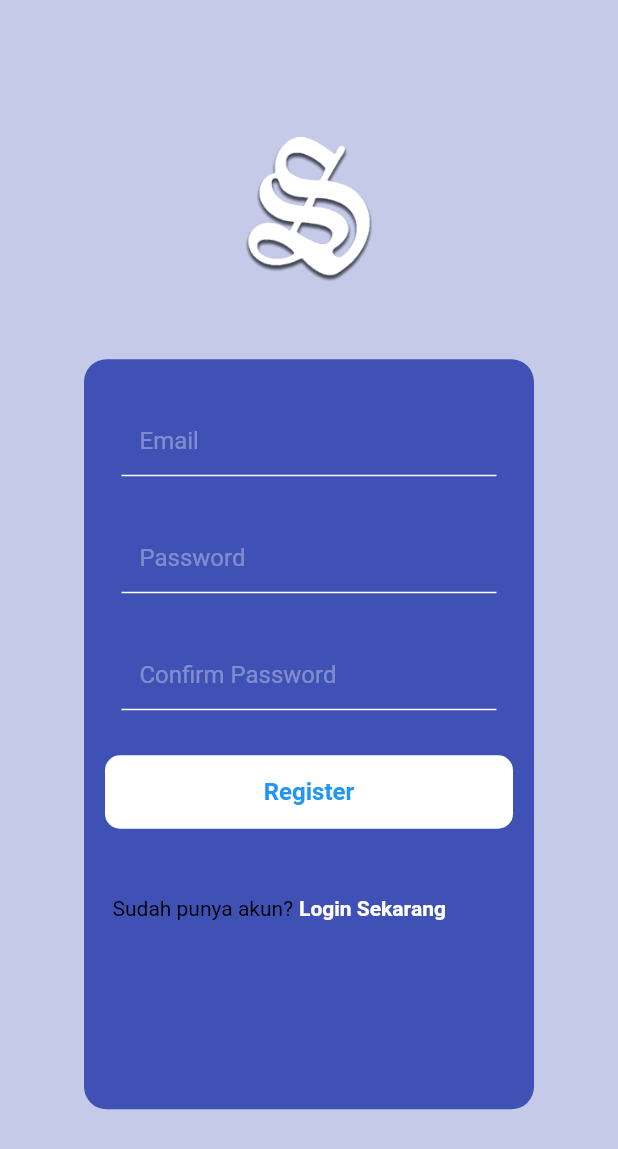
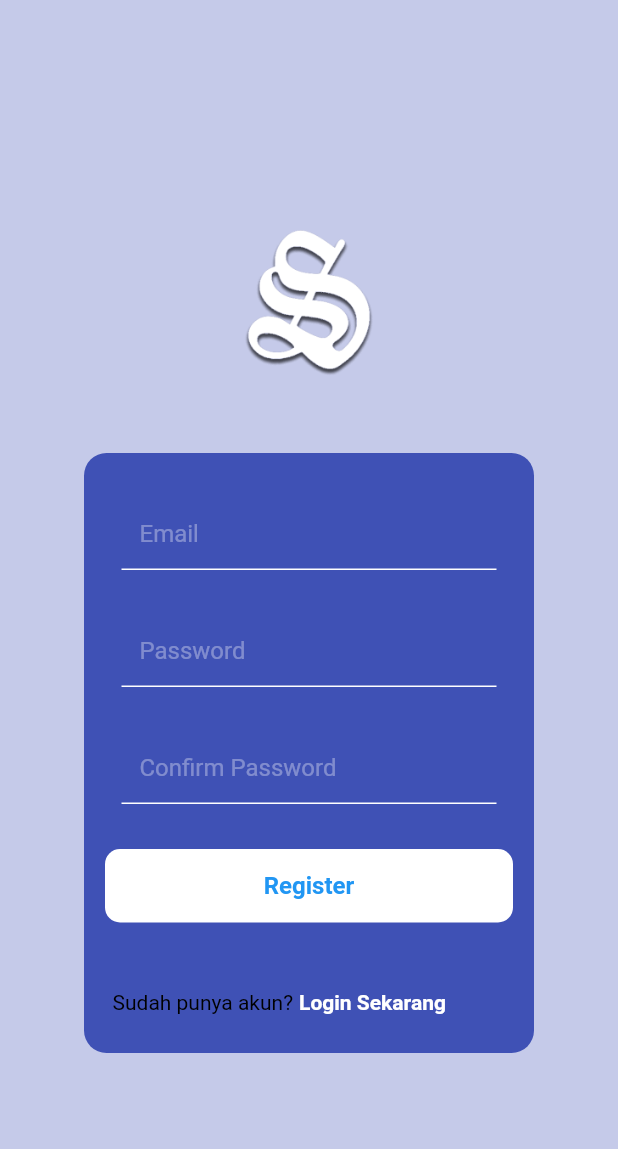
Before and after one commit to re11n/shantika_bus, a Flutter app: the screen it shows after launch, after a tap on "Register Sekarang", on a phone screen of 412 x 824 dp. Shown: the top 1149 px of the screen. Run offline on Flutter 3.47's test engine with Material 2 defaults, Android fonts, the phone set to English and light mode, and no system bars; our stand-ins replace firebase_auth, firebase_core, flashy_tab_bar2, get; missing offline and left inert: advanced_search; accounts and stored records are empty.

Commit message:
nambah pembayaran dan ngubah  dikit register

```diff
--- a/lib/pages/bottom_navbar.dart
+++ b/lib/pages/bottom_navbar.dart
@@ -3,6 +3,7 @@ import 'package:flutter/material.dart';
 import 'package:flashy_tab_bar2/flashy_tab_bar2.dart';
 import 'package:shantika_bus/conponents/search_bar.dart';
 import 'package:shantika_bus/conponents/ticket_view.dart';
+import 'package:shantika_bus/pages/pembayaran.dart';
 import 'about_us.dart';
 import 'jadwal_page.dart';
 
@@ -21,7 +22,7 @@ class _DashboardState extends State<Dashboard> {
     SingleChildScrollView(
       child: Column(children: [SearchBar(), const TicketView()]),
     ),
-    const Center(child: Text("Payment")),
+    PaymentPage(),
     const JadwalPage(),
     AboutUsPage(),
   ];
--- a/lib/pages/login_page.dart
+++ b/lib/pages/login_page.dart
@@ -179,16 +179,16 @@ class _LoginPageState extends State<LoginPage> {
                           padding: const EdgeInsets.only(top: 80.0, left: 75),
                           child: Row(
                             children: [
-                              Text(
+                              const Text(
                                 'Belum punya akun?',
                                 style: TextStyle(color: Colors.black),
                               ),
-                              SizedBox(
+                              const SizedBox(
                                 width: 4,
                               ),
                               GestureDetector(
                                 onTap: widget.onTap,
-                                child: Text(
+                                child: const Text(
                                   'Register Sekarang',
                                   style: TextStyle(
                                     color: Colors.white,
--- a/lib/pages/register_page.dart
+++ b/lib/pages/register_page.dart
@@ -112,7 +112,7 @@ class _RegisterPageState extends State<RegisterPage> {
                         color: const Color.fromARGB(255, 63, 81, 181),
                       ),
                       width: 300,
-                      height: 500,
+                      height: 400,
                     ),
                     Column(
                       children: [
@@ -183,10 +183,6 @@ class _RegisterPageState extends State<RegisterPage> {
                     ),
                   ],
                 ),
-
-                const SizedBox(
-                  height: 25,
-                ),
               ],
             ),
           ),
```
Also changed, not shown: lib/pages/pembayaran.dart (added, +78 -0 lines), 5 other files.
